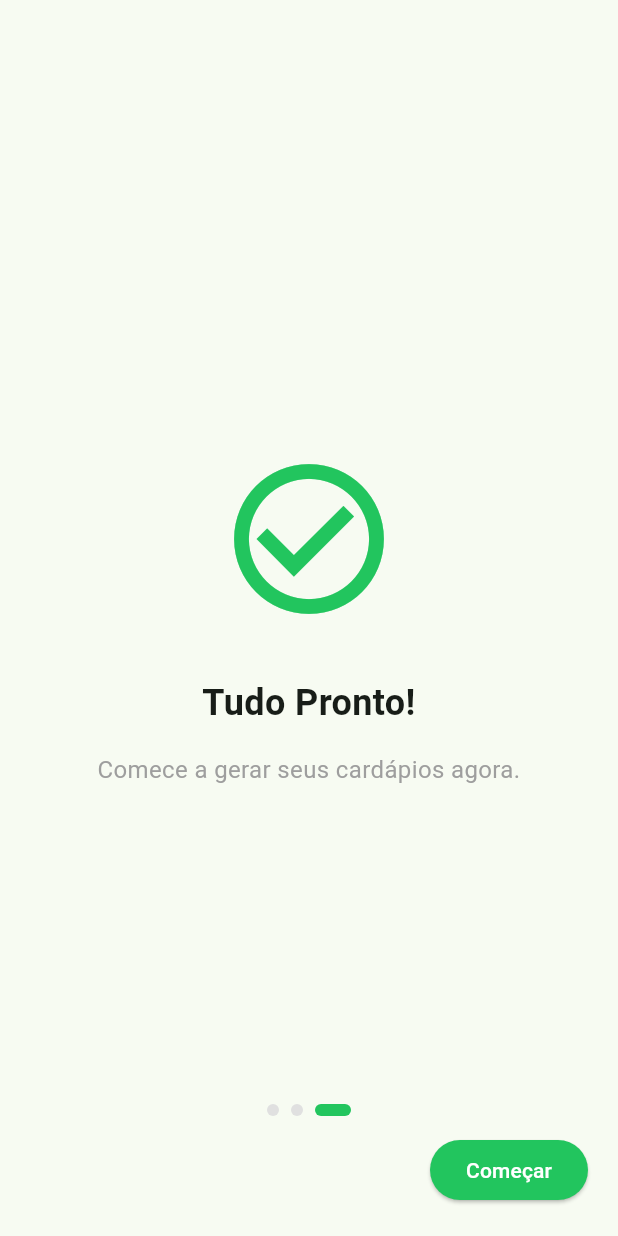
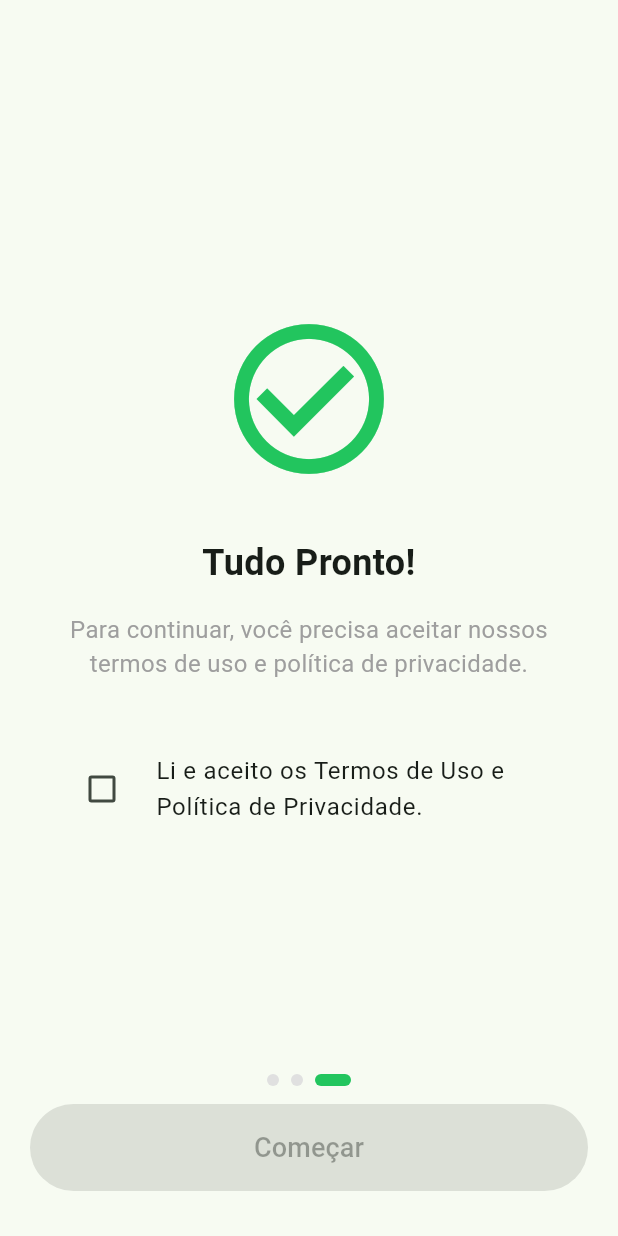
Before and after one commit to laurinja/mealprep_lite, a Flutter app: the screen it shows after launch, swiped to page 3, on a phone screen of 412 x 824 dp. Run offline on Flutter 3.47's test engine with Material 3 defaults, Android fonts, the phone set to English and light mode, and no system bars; our stand-ins replace flutter_image_compress, flutter_markdown, image_picker, shared_preferences.

Commit message:
Improve onboarding and profile editing UX
Enhanced onboarding flow with a required terms acceptance checkbox and improved navigation logic. Updated profile editing dialog with better validation, hints, and success feedback. Refactored meal plan list UI for clarity, simplified meal removal, and improved ingredient display. AppDrawer now features a more accessible profile edit button and clearer settings label. PrefsService updated for better user data management.

```diff
--- a/lib/pages/onboarding_page.dart
+++ b/lib/pages/onboarding_page.dart
@@ -3,7 +3,7 @@ import 'package:provider/provider.dart';
 
 import '../services/prefs_service.dart';
 import '../widgets/policy_dialog.dart';
-import '../core/constants/legal.dart'; // Verifique se o nome do arquivo é legal.dart ou legal_texts.dart
+import '../core/constants/legal.dart';
 
 class OnboardingPage extends StatefulWidget {
   const OnboardingPage({super.key});
@@ -15,21 +15,23 @@ class OnboardingPage extends StatefulWidget {
 class _OnboardingPageState extends State<OnboardingPage> {
   final PageController _controller = PageController();
   int _currentPage = 0;
+  bool _termsAccepted = false; // Controle do Checkbox
 
-  // Lista de páginas para facilitar a contagem dos dots
-  late final List<Widget> _pages;
+  void _finishOnboarding() async {
+    if (!_termsAccepted) return; // Segurança extra
 
-  @override
-  void initState() {
-    super.initState();
-    // Inicializa as páginas aqui para poder usar o contexto
+    await context.read<PrefsService>().setOnboardingCompleted(true);
+    // Salva que o usuário aceitou os termos (Marketing Consent como proxy ou crie uma chave nova)
+    await context.read<PrefsService>().setMarketingConsent(true);
+
+    if (mounted) Navigator.pushReplacementNamed(context, '/home');
   }
 
   @override
-  void didChangeDependencies() {
-    super.didChangeDependencies();
-    // Movemos a construção das páginas para cá para ter acesso seguro ao Theme e Context
-    _pages = [
+  Widget build(BuildContext context) {
+    final theme = Theme.of(context);
+    // Definindo as páginas dentro do build para acessar o tema
+    final List<Widget> pages = [
       _buildPage(
         title: 'Bem-vindo',
         subtitle: 'Planeje suas refeições facilmente.',
@@ -41,52 +43,36 @@ class _OnboardingPageState extends State<OnboardingPage> {
         icon: Icons.security,
         isPrivacy: true,
       ),
-      _buildPage(
-        title: 'Tudo Pronto!',
-        subtitle: 'Comece a gerar seus cardápios agora.',
-        icon: Icons.check_circle_outline,
-      ),
+      _buildLastPage(theme), // Página final customizada
     ];
-  }
-
-  void _finishOnboarding() async {
-    await context.read<PrefsService>().setOnboardingCompleted(true);
-    await context.read<PrefsService>().setMarketingConsent(true);
-    if (mounted) Navigator.pushReplacementNamed(context, '/home');
-  }
-
-  @override
-  Widget build(BuildContext context) {
-    final theme = Theme.of(context);
 
     return Scaffold(
       body: Stack(
         children: [
-          // 1. O PageView (Conteúdo)
           PageView(
             controller: _controller,
             onPageChanged: (i) => setState(() => _currentPage = i),
-            children: _pages,
+            children: pages,
           ),
 
-          // 2. Os Dots (Indicadores)
+          // Dots indicator
           Positioned(
-            bottom: 80, // Subiu um pouco para não colar no botão
+            bottom: 100,
             left: 0,
             right: 0,
             child: Row(
               mainAxisAlignment: MainAxisAlignment.center,
               children: List.generate(
-                _pages.length, // Usa o tamanho real da lista
+                pages.length,
                 (index) => AnimatedContainer(
                   duration: const Duration(milliseconds: 300),
                   margin: const EdgeInsets.symmetric(horizontal: 4),
                   height: 8,
-                  width: _currentPage == index ? 24 : 8, // O ativo é mais largo
+                  width: _currentPage == index ? 24 : 8,
                   decoration: BoxDecoration(
                     color: _currentPage == index
                         ? theme.colorScheme.primary
-                        : Colors.grey.shade300, // Cinza visível para inativos
+                        : Colors.grey.shade300,
                     borderRadius: BorderRadius.circular(4),
                   ),
                 ),
@@ -94,40 +80,42 @@ class _OnboardingPageState extends State<OnboardingPage> {
             ),
           ),
 
-          // 3. O Botão de Navegação
+          // Botão Principal
           Positioned(
-            bottom: 20,
+            bottom: 30,
+            left: 20,
             right: 20,
             child: ElevatedButton(
-              onPressed: _currentPage == _pages.length - 1
-                  ? _finishOnboarding
-                  : () => _controller.nextPage(
-                        duration: const Duration(milliseconds: 300),
-                        curve: Curves.ease,
-                      ),
+              // Lógica de Bloqueio: Se for a última página E não aceitou, desabilita (null)
+              onPressed: (_currentPage == pages.length - 1 && !_termsAccepted)
+                  ? null
+                  : () {
+                      if (_currentPage == pages.length - 1) {
+                        _finishOnboarding();
+                      } else {
+                        _controller.nextPage(
+                          duration: const Duration(milliseconds: 300),
+                          curve: Curves.ease,
+                        );
+                      }
+                    },
               style: ElevatedButton.styleFrom(
                 backgroundColor: theme.colorScheme.primary,
                 foregroundColor: Colors.white,
+                padding: const EdgeInsets.symmetric(vertical: 16),
               ),
-              child: Text(_currentPage == _pages.length - 1 ? 'Começar' : 'Próximo'),
+              child: Text(
+                _currentPage == pages.length - 1 ? 'Começar' : 'Próximo',
+                style: const TextStyle(fontSize: 18),
+              ),
             ),
           ),
-
-          // Botão de Pular (Opcional, mas boa prática)
-          if (_currentPage < _pages.length - 1)
-            Positioned(
-              top: 40,
-              right: 20,
-              child: TextButton(
-                onPressed: _finishOnboarding,
-                child: const Text('Pular'),
-              ),
-            ),
         ],
       ),
     );
   }
 
+  // Página comum
   Widget _buildPage({
     required String title,
     required String subtitle,
@@ -139,43 +127,59 @@ class _OnboardingPageState extends State<OnboardingPage> {
       child: Column(
         mainAxisAlignment: MainAxisAlignment.center,
         children: [
-          // Se você tiver as imagens (onboarding1.png, etc), troque o Icon pelo Image.asset
           Icon(icon, size: 120, color: Theme.of(context).colorScheme.primary),
           const SizedBox(height: 32),
-          Text(
-            title,
-            textAlign: TextAlign.center,
-            style: const TextStyle(fontSize: 24, fontWeight: FontWeight.bold),
-          ),
+          Text(title, textAlign: TextAlign.center, style: const TextStyle(fontSize: 24, fontWeight: FontWeight.bold)),
           const SizedBox(height: 16),
-          Text(
-            subtitle,
-            textAlign: TextAlign.center,
-            style: const TextStyle(fontSize: 16, color: Colors.grey),
-          ),
+          Text(subtitle, textAlign: TextAlign.center, style: const TextStyle(fontSize: 16, color: Colors.grey)),
           if (isPrivacy) ...[
             const SizedBox(height: 24),
             OutlinedButton.icon(
               icon: const Icon(Icons.description),
-              label: const Text('Ler Política de Privacidade'),
-              onPressed: () async {
-                final result = await showDialog(
-                  context: context,
-                  builder: (_) => const PolicyDialog(
-                    title: 'Política de Privacidade',
-                    content: privacyPolicyContent,
-                  ),
-                );
-                if (result == true && mounted) {
-                  ScaffoldMessenger.of(context).showSnackBar(
-                    const SnackBar(content: Text('Termos aceitos!')),
-                  );
-                }
-              },
+              label: const Text('Ler Política'),
+              onPressed: () => showDialog(
+                context: context,
+                builder: (_) => const PolicyDialog(title: 'Política', content: privacyPolicyContent),
+              ),
             ),
           ],
         ],
       ),
     );
   }
+
+  // Última página com o Checkbox Obrigatório
+  Widget _buildLastPage(ThemeData theme) {
+    return Padding(
+      padding: const EdgeInsets.all(32.0),
+      child: Column(
+        mainAxisAlignment: MainAxisAlignment.center,
+        children: [
+          Icon(Icons.check_circle_outline, size: 120, color: theme.colorScheme.primary),
+          const SizedBox(height: 32),
+          const Text('Tudo Pronto!', textAlign: TextAlign.center, style: TextStyle(fontSize: 24, fontWeight: FontWeight.bold)),
+          const SizedBox(height: 16),
+          const Text(
+            'Para continuar, você precisa aceitar nossos termos de uso e política de privacidade.',
+            textAlign: TextAlign.center,
+            style: TextStyle(fontSize: 16, color: Colors.grey),
+          ),
+          const SizedBox(height: 40),
+          // Checkbox Obrigatório
+          CheckboxListTile(
+            value: _termsAccepted,
+            title: const Text('Li e aceito os Termos de Uso e Política de Privacidade.'),
+            activeColor: theme.colorScheme.primary,
+            controlAffinity: ListTileControlAffinity.leading,
+            onChanged: (bool? value) {
+              setState(() {
+                _termsAccepted = value ?? false;
+              });
+            },
+          ),
+          const SizedBox(height: 60), // Espaço para o botão
+        ],
+      ),
+    );
+  }
 }
```
Also changed, not shown: lib/pages/home_page.dart (+34 -74 lines), lib/services/prefs_service.dart (+7 -7 lines), lib/widgets/app_drawer.dart (+15 -6 lines).
